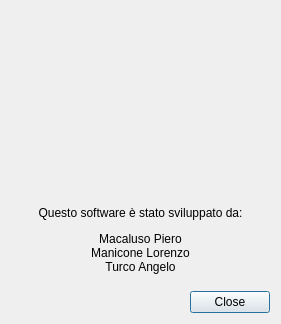
First picture: the form in RoomMonitor/windows/about.ui, repository PieroMacaluso/RoomMonitor, before the edit.
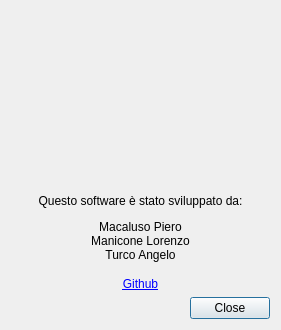
Second picture: the form after the edit. Icons and pictures are not drawn.

What changed in the file:
```diff
--- a/RoomMonitor/windows/about.ui
+++ b/RoomMonitor/windows/about.ui
@@ -7,13 +7,13 @@
     <x>0</x>
     <y>0</y>
     <width>281</width>
-    <height>324</height>
+    <height>330</height>
    </rect>
   </property>
   <property name="windowTitle">
    <string>Informazioni</string>
   </property>
-  <layout class="QVBoxLayout" name="verticalLayout" stretch="2,1,0">
+  <layout class="QVBoxLayout" name="verticalLayout" stretch="2,1,0,0">
    <item>
     <widget class="QLabel" name="label_2">
      <property name="text">
@@ -37,6 +37,16 @@
      </property>
     </widget>
    </item>
+   <item>
+    <widget class="QLabel" name="label_3">
+     <property name="text">
+      <string>&lt;a href=&quot;https://www.github.com/pieromacaluso/RoomMonitor&quot;&gt;Github&lt;/a&gt;</string>
+     </property>
+     <property name="alignment">
+      <set>Qt::AlignCenter</set>
+     </property>
+    </widget>
+   </item>
    <item>
     <widget class="QDialogButtonBox" name="buttonBox">
      <property name="orientation">
```
